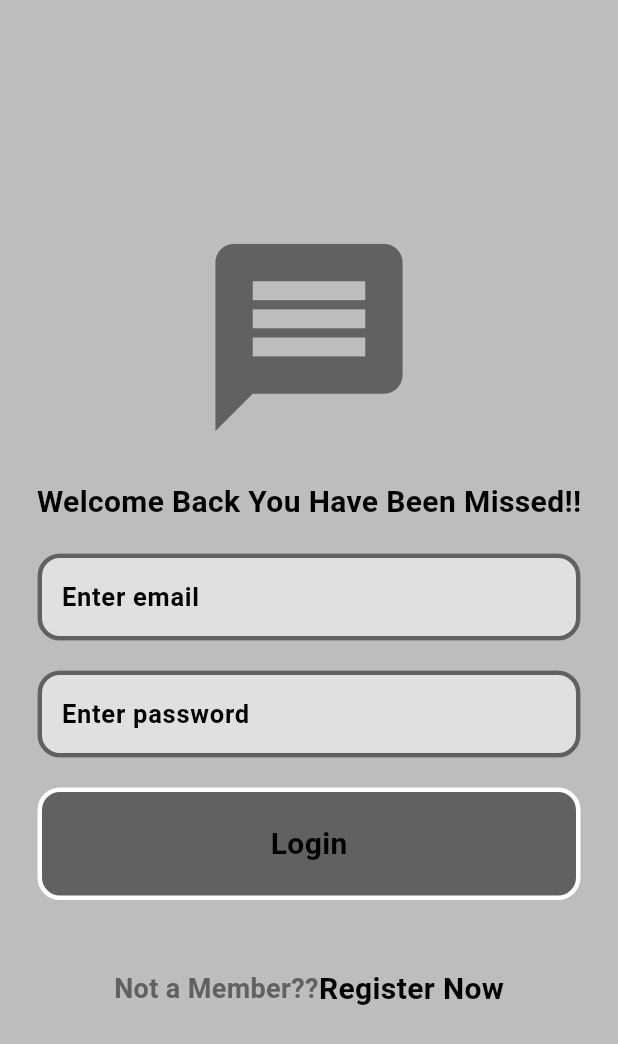
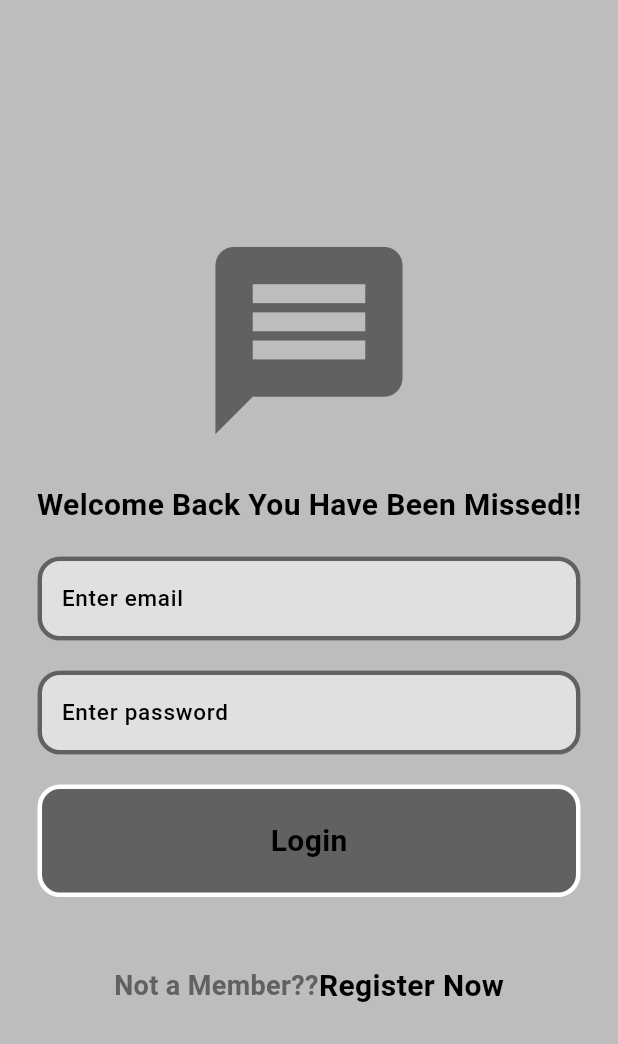
Before and after one commit to Ikwame91/chatapp_with_firebase, a Flutter app: the screen it shows after launch, on a phone screen of 412 x 824 dp. Shown: the top 1044 px of the screen. Run offline on Flutter 3.47's test engine with Material 3 defaults, Android fonts, the phone set to English and light mode, and no system bars; our stand-ins replace cloud_firestore, firebase_auth, firebase_core; accounts and stored records are empty.

Commit message:
minor additions

```diff
--- a/lib/components/textfield.dart
+++ b/lib/components/textfield.dart
@@ -37,9 +37,10 @@ class MyTextField extends StatelessWidget {
           fillColor: Theme.of(context).colorScheme.background,
           filled: true,
           hintText: text,
-          hintStyle: const TextStyle(
-            fontWeight: FontWeight.w700,
-            fontSize: 17,
+          hintStyle: TextStyle(
+            fontWeight: FontWeight.w500,
+            color: Theme.of(context).colorScheme.secondary,
+            fontSize: 15,
           ),
         ),
       ),
```
Also changed, not shown: lib/components/mydrawer.dart (+21 -3 lines), lib/pages/chat_page.dart (+4 -9 lines).
